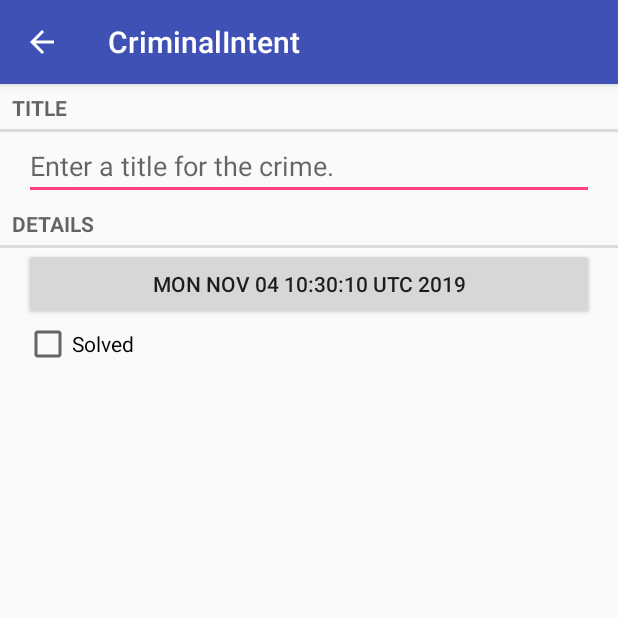
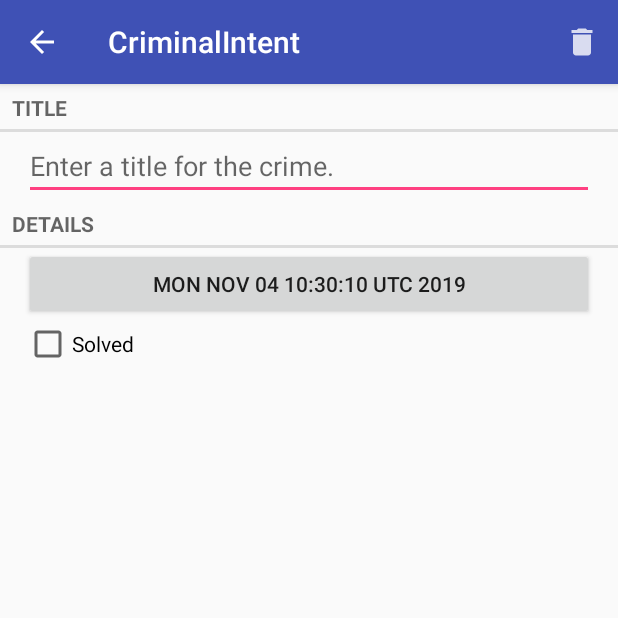
Before and after one commit to 250mon/CriminalIntent, an Android app: the screen it shows after launch (CrimePagerActivity), after a tap on "New Crime", on a phone screen of 412 x 824 dp, the top half of it. Run offline under Robolectric (Android 15) with nearby library versions, the phone set to English and light mode, and no system bars.

Commit message:
Toolbar completed including challenge 1,2

```diff
--- a/app/src/main/java/com/sjy/android/criminalintent/CrimeFragment.java
+++ b/app/src/main/java/com/sjy/android/criminalintent/CrimeFragment.java
@@ -8,6 +8,9 @@ import android.support.v4.app.FragmentManager;
 import android.text.Editable;
 import android.text.TextWatcher;
 import android.view.LayoutInflater;
+import android.view.Menu;
+import android.view.MenuInflater;
+import android.view.MenuItem;
 import android.view.View;
 import android.view.ViewGroup;
 import android.widget.Button;
@@ -16,7 +19,6 @@ import android.widget.CompoundButton;
 import android.widget.EditText;
 
 import java.util.Date;
-import java.util.List;
 import java.util.UUID;
 
 /**
@@ -46,6 +48,7 @@ public class CrimeFragment extends Fragment {
     @Override
     public void onCreate(Bundle savedInstanceState) {
         super.onCreate(savedInstanceState);
+        setHasOptionsMenu(true);
 
         UUID crimeId = (UUID) getArguments().getSerializable(ARG_CRIME_ID);
         mCrime = CrimeLab.get(getActivity()).getCrime(crimeId);
@@ -100,6 +103,33 @@ public class CrimeFragment extends Fragment {
         return v;
     }
 
+    /*
+     * Inflate a menu resource
+     * - delete menu
+     */
+    @Override
+    public void onCreateOptionsMenu(Menu menu, MenuInflater inflater) {
+        super.onCreateOptionsMenu(menu, inflater);
+        inflater.inflate(R.menu.fragment_crime, menu);
+    }
+
+    @Override
+    public boolean onOptionsItemSelected(MenuItem item) {
+        switch(item.getItemId()) {
+            case R.id.menu_item_delete_crime:
+                if(!CrimeLab.get(getActivity()).removeCrime(mCrime)) {
+                    return false;
+                }
+                Intent intent = new Intent(getActivity(), CrimeListActivity.class);
+                intent.addFlags(Intent.FLAG_ACTIVITY_CLEAR_TOP);
+                startActivity(intent);
+                getActivity().finish();
+                return true;
+            default:
+                return super.onOptionsItemSelected(item);
+        }
+    }
+
     @Override
     public void onActivityResult(int requestCode, int resultCode, Intent data) {
         if (resultCode != Activity.RESULT_OK) {
--- a/app/src/main/java/com/sjy/android/criminalintent/CrimeLab.java
+++ b/app/src/main/java/com/sjy/android/criminalintent/CrimeLab.java
@@ -40,4 +40,8 @@ public class CrimeLab {
     public void addCrime(Crime c) {
         mCrimes.add(c);
     }
+
+    public boolean removeCrime(Crime c) {
+        return (mCrimes.remove(c));
+    }
 }
--- a/app/src/main/java/com/sjy/android/criminalintent/CrimeListFragment.java
+++ b/app/src/main/java/com/sjy/android/criminalintent/CrimeListFragment.java
@@ -74,10 +74,12 @@ public class CrimeListFragment extends Fragment {
         outState.putBoolean(SAVED_SUBTITLE_VISIBLE, mSubtitleVisible);
     }
 
-    @Override
     /*
      * Inflate a menu resource
+     * - add menu
+     * - subtitle menu
      **/
+    @Override
     public void onCreateOptionsMenu(Menu menu, MenuInflater inflater) {
         super.onCreateOptionsMenu(menu, inflater);
         inflater.inflate(R.menu.fragment_crime_list, menu);
@@ -113,7 +115,8 @@ public class CrimeListFragment extends Fragment {
     private void updateSubtitle() {
         CrimeLab crimeLab = CrimeLab.get(getActivity());
         int crimeCount = crimeLab.getCrimes().size();
-        String subtitle = getString(R.string.subtitle_format, crimeCount);
+        //String subtitle = getString(R.string.subtitle_format, crimeCount);
+        String subtitle = getResources().getQuantityString(R.plurals.subtitle_plural, crimeCount, crimeCount);
 
         if (!mSubtitleVisible) {
             subtitle = null;
@@ -165,8 +168,6 @@ public class CrimeListFragment extends Fragment {
 
         @Override
         public void onClick(View v) {
-            //Toast.makeText(getActivity(), mCrime.getTitle() + "clicked!", Toast.LENGTH_SHORT).show();
-            //Intent intent = CrimeActivity.newIntent(getActivity(), mCrime.getId());
             Intent intent = CrimePagerActivity.newIntent(getActivity(), mCrime.getId());
             startActivity(intent);
         }
--- a/app/src/main/java/com/sjy/android/criminalintent/CrimePagerActivity.java
+++ b/app/src/main/java/com/sjy/android/criminalintent/CrimePagerActivity.java
@@ -53,8 +53,5 @@ public class CrimePagerActivity extends AppCompatActivity {
                 break;
             }
         }
-
-
-
     }
 }
--- /dev/null
+++ b/app/src/main/res/drawable-anydpi/ic_menu_delete.xml
@@ -0,0 +1,11 @@
+<vector xmlns:android="http://schemas.android.com/apk/res/android"
+    android:width="24dp"
+    android:height="24dp"
+    android:viewportWidth="24"
+    android:viewportHeight="24"
+    android:tint="#FFFFFF"
+    android:alpha="0.8">
+    <path
+        android:fillColor="#FF000000"
+        android:pathData="M6,19c0,1.1 0.9,2 2,2h8c1.1,0 2,-0.9 2,-2V7H6v12zM19,4h-3.5l-1,-1h-5l-1,1H5v2h14V4z"/>
+</vector>
--- /dev/null
+++ b/app/src/main/res/menu/fragment_crime.xml
@@ -0,0 +1,9 @@
+<?xml version="1.0" encoding="utf-8"?>
+<menu xmlns:android="http://schemas.android.com/apk/res/android"
+    xmlns:app="http://schemas.android.com/apk/res-auto">
+    <item
+        android:id="@+id/menu_item_delete_crime"
+        android:icon="@drawable/ic_menu_delete"
+        android:title="@string/delete_crime"
+        app:showAsAction="ifRoom|withText"/>
+</menu>
--- a/app/src/main/res/menu/fragment_crime_list.xml
+++ b/app/src/main/res/menu/fragment_crime_list.xml
@@ -3,7 +3,7 @@
     xmlns:app="http://schemas.android.com/apk/res-auto">
     <item
         android:id="@+id/menu_item_new_crime"
-        android:icon="@android:drawable/ic_menu_add"
+        android:icon="@drawable/ic_menu_add"
         android:title="@string/new_crime"
         app:showAsAction="ifRoom|withText"/>
     <item
--- a/app/src/main/res/values/strings.xml
+++ b/app/src/main/res/values/strings.xml
@@ -6,8 +6,13 @@
     <string name="crime_solved_label">Solved</string>
     <string name="date_picker_title">Date of crime:</string>
     <string name="new_crime">New Crime</string>
+    <string name="delete_crime">Delete Crime</string>
     <string name="show_subtitle">Show Subtitle</string>
     <string name="hide_subtitle">Hide Subtitle</string>
     <string name="subtitle_format">%1$s crimes</string>
+    <plurals name="subtitle_plural">
+        <item quantity="one">%1$s crime</item>
+        <item quantity="other">%1$s crimes</item>
+    </plurals>
 
 </resources>
```
Also changed, not shown: app/src/main/res/drawable-hdpi/ic_menu_delete.png (added), app/src/main/res/drawable-mdpi/ic_menu_delete.png (added), app/src/main/res/drawable-xhdpi/ic_menu_delete.png (added), app/src/main/res/drawable-xxhdpi/ic_menu_delete.png (added).
